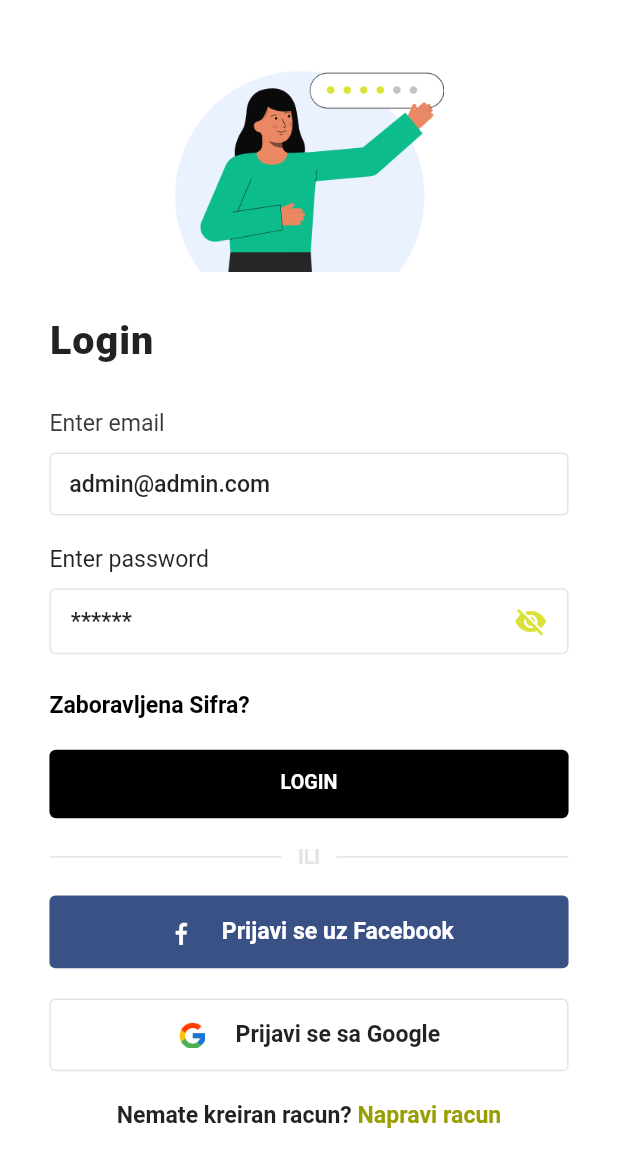
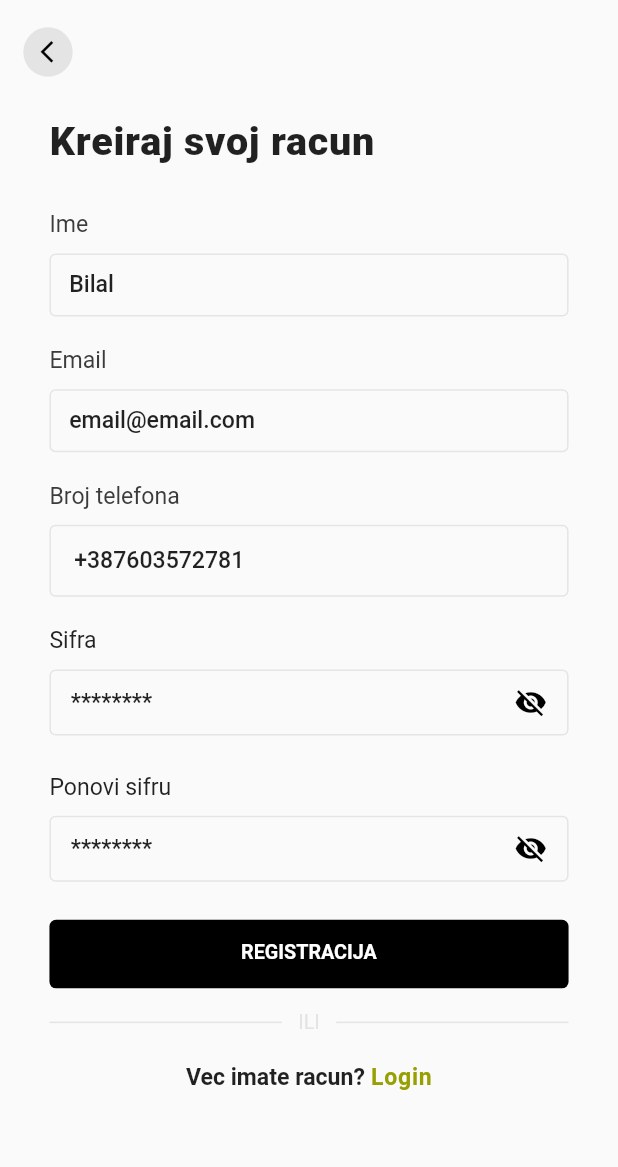
Before and after one commit to bilalhodzic/flutter_app_taxi, a Flutter app: the screen it shows after launch, after a tap on "Napravi racun", on a phone screen of 412 x 824 dp. Shown: the top 1167 px of the screen. Run offline on Flutter 3.47's test engine with Material 2 defaults, Android fonts, the phone set to English and light mode, and no system bars; missing offline and left inert: dart:ffi, jwt_decode; accounts and stored records are empty.

Commit message:
added register and forgot pass screen

```diff
--- a/lib/main.dart
+++ b/lib/main.dart
@@ -28,7 +28,7 @@ class MyApp extends StatelessWidget {
   Widget build(BuildContext context) {
     return MultiProvider(
       providers: [
-        ChangeNotifierProvider(create: (_) => AuthProvider()),
+        ChangeNotifierProvider(create: (_) => AuthProvider.instance),
         ChangeNotifierProvider(create: (_) => UserProvider())
       ],
       child: MaterialApp(
--- a/lib/providers/auth_provider.dart
+++ b/lib/providers/auth_provider.dart
@@ -1,5 +1,6 @@
 import 'dart:convert';
 import 'dart:developer';
+import 'dart:ui';
 
 import 'package:flutter/cupertino.dart';
 import 'package:flutter_app/models/user_model.dart';
@@ -9,30 +10,34 @@ import 'package:http/http.dart';
 import 'package:jwt_decode/jwt_decode.dart';
 
 class AuthProvider extends ChangeNotifier {
+  //singleton
+  static AuthProvider? _instance;
+  static AuthProvider get instance {
+    if (_instance == null) {
+      _instance = AuthProvider._();
+    }
+
+    return _instance!;
+  }
+
+  AuthProvider._() {}
+  AuthProvider._internal();
+
   String? token;
-  String? error;
+  String? loginError;
+  String? registerError;
 
-  setError(err) {
-    error = err;
+  setError(err, String type) {
+    if (type == 'login') {
+      loginError = err;
+    } else if (type == 'register') {
+      registerError = err;
+    }
     notifyListeners();
   }
 
-//**
-//Ovo je funckija */
-  Future<void> login(data) async {
-    try {
-      Response res = await AuthServices.loginService(data);
-      if (res.statusCode == 200) {
-        token = jsonDecode(res.body)['Token'];
-
-        var parsedToken = Jwt.parseJwt(token ?? '');
-        await UserService.getUser(int.parse(parsedToken['UserId']));
-      } else {
-        setError(jsonDecode(res.body)['ERROR'][0]);
-      }
-    } catch (e) {
-      print(e);
-      throw e;
-    }
+  setToken(token) {
+    token = token;
+    notifyListeners();
   }
 }
--- a/lib/screens/login.dart
+++ b/lib/screens/login.dart
@@ -5,7 +5,10 @@ import 'package:flutter/cupertino.dart';
 import 'package:flutter/material.dart';
 import 'package:flutter_app/providers/auth_provider.dart';
 import 'package:flutter_app/providers/user_provider.dart';
+import 'package:flutter_app/screens/forgot_password.dart';
 import 'package:flutter_app/screens/mode_selector.dart';
+import 'package:flutter_app/screens/register.dart';
+import 'package:flutter_app/services/auth_services.dart';
 import 'package:flutter_app/utils/colors.dart';
 import 'package:flutter_app/utils/sizeConfig.dart';
 import 'package:flutter_app/widgets/custom_button.dart';
@@ -25,7 +28,7 @@ class _LoginScreenState extends State<LoginScreen> {
   bool isVisibilty = false;
   bool isPressed = false;
 
-  bool isError = false;
+  String passwordError = '';
   bool terms = false;
 
   GlobalKey<FormState> _formKey = GlobalKey<FormState>();
@@ -38,15 +41,15 @@ class _LoginScreenState extends State<LoginScreen> {
   }
 
   login() async {
-    final authProvider = Provider.of<AuthProvider>(context, listen: false);
     final dataToSend = {
       'userName': emailController.text,
       'password': pwdController.text
     };
     try {
-      await authProvider.login(dataToSend);
+      await AuthServices.loginService(dataToSend);
 
       var userProvider = Provider.of<UserProvider>(context, listen: false);
+      print(userProvider);
       if (userProvider.user != null) {
         Navigator.of(context).pushReplacement(
           MaterialPageRoute(
@@ -100,14 +103,14 @@ class _LoginScreenState extends State<LoginScreen> {
                         RegExp regex = new RegExp(emailPattern.toString());
                         if (value!.isEmpty) {
                           setState(() {
-                            isError = true;
+                            passwordError = 'Polje ne smije biti prazno';
                           });
-                          return 'Field cannot be empty!';
+                          //return 'Field cannot be empty!';
                         } else if ((!regex.hasMatch(value.trim()))) {
                           setState(() {
-                            isError = true;
+                            passwordError = 'Email nije validan';
                           });
-                          return 'Email is not valid!';
+                          // return 'Email is not valid!';
                         } else
                           return null;
                       },
@@ -116,19 +119,19 @@ class _LoginScreenState extends State<LoginScreen> {
                     CustomTextFieldPassword(
                       controller: pwdController,
                       onChanged: (value) {
-                        authProvider.setError(null);
+                        authProvider.setError(null, 'login');
                       },
                       label: 'Enter password',
-                      error: isError,
+                      error: passwordError,
                       validator: (val) {
                         if (val!.trim() == "") {
                           setState(() {
-                            isError = true;
+                            passwordError = 'Polje ne smije biti prazno';
                           });
-                          return 'Field cannot be empty';
+                          //  return 'Field cannot be empty';
                         } else {
                           setState(() {
-                            isError = false;
+                            passwordError = '';
                           });
                           return null;
                         }
@@ -136,20 +139,26 @@ class _LoginScreenState extends State<LoginScreen> {
                     ),
                     sh(20),
                     Consumer<AuthProvider>(builder: (_, notifier, __) {
-                      if (notifier.error != null)
+                      if (notifier.loginError != null) {
                         return Column(
                           children: [
                             Text(
-                              notifier.error!,
+                              notifier.loginError!,
                               style: TextStyle(color: warningColor),
                             ),
                             sh(20)
                           ],
                         );
+                      }
 
-                      return SizedBox();
+                      return const SizedBox();
                     }),
                     InkWell(
+                        onTap: () => {
+                              /// Navigating to the ForgotPasswordScreen.
+                              Navigator.of(context).push(MaterialPageRoute(
+                                  builder: (context) => ForgotPasswordScreen()))
+                            },
                         child: Text('Zaboravljena Sifra?',
                             style: TextStyle(
                                 fontWeight: FontWeight.w700,
@@ -268,11 +277,11 @@ class _LoginScreenState extends State<LoginScreen> {
                       ),
                       InkWell(
                         onTap: () {
-                          // Navigator.of(context).push(
-                          //   MaterialPageRoute(
-                          //     builder: (_) => RegisterScreen(),
-                          //   ),
-                          // );
+                          Navigator.of(context).push(
+                            MaterialPageRoute(
+                              builder: (_) => const RegisterScreen(),
+                            ),
+                          );
                         },
                         child: Text(
                           'Napravi racun',
--- /dev/null
+++ b/lib/screens/register.dart
@@ -0,0 +1,376 @@
+import 'package:flutter/material.dart';
+import 'package:flutter_app/providers/auth_provider.dart';
+import 'package:flutter_app/screens/login.dart';
+import 'package:flutter_app/services/auth_services.dart';
+import 'package:flutter_app/utils/colors.dart';
+import 'package:flutter_app/utils/sizeConfig.dart';
+import 'package:flutter_app/widgets/app_snackBar.dart';
+import 'package:flutter_app/widgets/custom_button.dart';
+import 'package:flutter_app/widgets/custom_text_field.dart';
+
+import 'package:provider/provider.dart';
+
+class RegisterScreen extends StatefulWidget {
+  const RegisterScreen({Key? key}) : super(key: key);
+
+  @override
+  _RegisterScreenState createState() => _RegisterScreenState();
+}
+
+class _RegisterScreenState extends State<RegisterScreen> {
+  final GlobalKey<FormState> _formKey = GlobalKey<FormState>();
+  TextEditingController nameController = TextEditingController();
+  TextEditingController emailController = TextEditingController();
+  TextEditingController phoneController = TextEditingController();
+  TextEditingController pwdController = TextEditingController();
+  TextEditingController confPwdController = TextEditingController();
+
+  bool isPwdVisible = false;
+  bool isConfVisible = false;
+
+  bool isPressed = false;
+
+  String passwordError = '';
+  bool isError1 = false;
+
+  bool isMisMatch = false;
+
+  @override
+  void initState() {
+    emailController.text = 'email@email.com';
+    pwdController.text = 'Sifra123';
+    confPwdController.text = 'Sifra123';
+    phoneController.text = '603572781';
+    nameController.text = 'Bilal';
+    super.initState();
+  }
+
+  register() async {
+    final dataToSend = {
+      'userName': nameController.text,
+      'password': pwdController.text,
+      "email": emailController.text,
+      "firstName": 'string',
+      "lastName": "string",
+      "confirmPassword": confPwdController.text,
+      "userType": 3,
+      "isWeb": false
+    };
+    try {
+      await AuthServices.registerService(dataToSend);
+
+      // var userProvider = Provider.of<UserProvider>(context, listen: false);
+      // if (userProvider.user != null) {
+      //   Navigator.of(context).pushReplacement(
+      //     MaterialPageRoute(
+      //       builder: (_) => ModeSelectorScreen(),
+      //     ),
+      //   );
+      // }
+      // try {
+      //   //await dialogBoxActivationLinkSent(context);
+      //   Navigator.of(context).pushAndRemoveUntil(
+      //       MaterialPageRoute(
+      //         builder: (context) => LoginScreen(
+      //             // fromRoot: true,
+      //             ),
+      //       ),
+      //       (route) => false);
+      // } catch (e) {
+      //   appSnackBar(
+      //     context: context,
+      //     msg: e.toString(),
+      //     isError: true,
+      //   );
+      // } finally {
+      //   if (mounted) {
+      //     setState(() {
+      //       isPressed = false;
+      //     });
+      //   }
+      // }
+    } catch (e) {
+      print(e);
+    } finally {
+      if (mounted) {
+        setState(() {
+          isPressed = false;
+        });
+      }
+    }
+  }
+
+  @override
+  Widget build(BuildContext context) {
+    SizeConfig().init(context);
+    var b = SizeConfig.screenWidth / 375;
+    // ignore: unused_local_variable
+    final auth = Provider.of<AuthProvider>(context);
+
+    return Scaffold(
+      body: SafeArea(
+        child: SingleChildScrollView(
+          physics: ClampingScrollPhysics(),
+          child: Column(
+            crossAxisAlignment: CrossAxisAlignment.start,
+            mainAxisAlignment: MainAxisAlignment.center,
+            children: [
+              sh(10),
+              TextButton(
+                onPressed: () {
+                  Navigator.of(context).pop();
+                },
+                child: Container(
+                  padding: EdgeInsets.only(left: b * 7),
+                  width: b * 30,
+                  height: b * 30,
+                  decoration: BoxDecoration(
+                    shape: BoxShape.circle,
+                    color: Color(0xffc4c4c4).withOpacity(0.4),
+                  ),
+                  child: Icon(
+                    Icons.arrow_back_ios,
+                    size: b * 16,
+                    color: Colors.black,
+                  ),
+                ),
+              ),
+              Padding(
+                padding: EdgeInsets.symmetric(horizontal: b * 30),
+                child: Form(
+                  key: _formKey,
+                  child: Column(
+                    crossAxisAlignment: CrossAxisAlignment.start,
+                    children: [
+                      sh(20),
+                      Text(
+                        'Kreiraj svoj racun',
+                        style: TextStyle(
+                          fontWeight: FontWeight.w900,
+                          fontSize: b * 24,
+                          letterSpacing: 0.5,
+                        ),
+                      ),
+                      sh(30),
+                      CustomTextField(
+                        label: 'Ime',
+                        controller: nameController,
+                        suffix: null,
+                        isVisibilty: null,
+                        validator: (val) {
+                          if (nameController.text.trim() == "")
+                            return 'Polje ne smije biti prazno';
+                          else
+                            return null;
+                        },
+                      ),
+                      sh(20),
+                      CustomTextField(
+                        label: 'Email',
+                        controller: emailController,
+                        suffix: null,
+                        isVisibilty: null,
+                        validator: (value) {
+                          Pattern emailPattern =
+                              r'^(([^<>()[\]\\.,;:\s@\"]+(\.[^<>()[\]\\.,;:\s@\"]+)*)|(\".+\"))@((\[[0-9]{1,3}\.[0-9]{1,3}\.[0-9]{1,3}\.[0-9]{1,3}\])|(([a-zA-Z\-0-9]+\.)+[a-zA-Z]{2,}))$';
+                          RegExp regex = new RegExp(emailPattern.toString());
+                          if (value!.isEmpty) {
+                            return 'Polje ne smije biti prazno';
+                          } else if ((!regex.hasMatch(value.trim()))) {
+                            return 'Email nije ispravan';
+                          } else
+                            return null;
+                        },
+                      ),
+                      sh(20),
+                      CustomTextField(
+                        label: 'Broj telefona',
+                        controller: phoneController,
+                        maxLength: 10,
+                        suffix: Text(
+                          "+387",
+                          style: TextStyle(
+                            fontSize: b * 14,
+                            fontWeight: FontWeight.w500,
+                          ),
+                        ),
+                        isVisibilty: null,
+                        inputType: TextInputType.number,
+                        validator: (val) {
+                          if (phoneController.text.trim() == "")
+                            return 'Polje ne smije biti prazno';
+                          else if (phoneController.text.length != 9)
+                            return "* Enter a valid number";
+                          else
+                            return null;
+                        },
+                      ),
+                      sh(20),
+                      CustomTextFieldPassword(
+                        label: 'Sifra',
+                        controller: pwdController,
+                        // isMisMatch: isMisMatch,
+                        error: passwordError,
+                        validator: (val) {
+                          Pattern passwordPattern =
+                              r'^(?=.*[a-z])(?=.*[A-Z])(?=.*\d)[a-zA-Z\d]{8,}$';
+                          RegExp regex = RegExp(passwordPattern.toString());
+
+                          if (val!.isEmpty) {
+                            // isError = true;
+                            setState(() {
+                              passwordError = 'Polje ne smije biti prazno';
+                            });
+                            //return 'Polje ne smije biti prazno';
+                          } else if (!regex.hasMatch(pwdController.text!)) {
+                            setState(() {
+                              passwordError =
+                                  'Sifra mora biti imati min 8 karaktera, broj i veliko slovo';
+                            });
+                            //return 'Sifra mora biti imati min 8 karaktera, broj i veliko slovo';
+                          } else if (confPwdController.text !=
+                              pwdController.text) {
+                            setState(() {
+                              isMisMatch = true;
+                              passwordError = 'Sifra se ne poklapa';
+                            });
+                            // return 'Sifra se ne poklapa';
+                          } else {
+                            setState(() {
+                              passwordError = '';
+                            });
+                            return null;
+                          }
+                        },
+                      ),
+                      sh(20),
+                      CustomTextFieldPassword(
+                        label: 'Ponovi sifru',
+                        //isMisMatch: isMisMatch,
+                        controller: confPwdController,
+                        // error: isError1,
+                        validator: (val) {
+                          if (confPwdController.text.trim() == "") {
+                            setState(() {
+                              isError1 = true;
+                            });
+                            return 'Polje ne smije biti prazno';
+                          } else if (confPwdController.text !=
+                              pwdController.text) {
+                            setState(() {
+                              isMisMatch = true;
+                              isError1 = true;
+                            });
+                            return 'Sifra se ne poklapa';
+                          } else {
+                            setState(() {
+                              isMisMatch = false;
+                              isError1 = false;
+                            });
+                            return null;
+                          }
+                        },
+                      ),
+                      sh(20),
+                      Consumer<AuthProvider>(builder: (_, notifier, __) {
+                        if (notifier.registerError != null) {
+                          return Column(
+                            children: [
+                              Text(
+                                notifier.registerError!,
+                                style: TextStyle(color: warningColor),
+                              ),
+                              sh(20)
+                            ],
+                          );
+                        }
+
+                        return const SizedBox();
+                      }),
+                      isPressed
+                          ? LoadingButton()
+                          : CustomButton(
+                              label: 'Registracija',
+                              onPressed: () async {
+                                FocusScope.of(context).unfocus();
+                                if (!_formKey.currentState!.validate()) return;
+                                if (pwdController.text.trim().length < 8) {
+                                  appSnackBar(
+                                    context: context,
+                                    msg:
+                                        'Sifra mora imati najmanje 8 karaktera',
+                                    isError: true,
+                                  );
+                                } else {
+                                  isPressed = true;
+                                  setState(() {});
+
+                                  register();
+                                }
+                              },
+                            ),
+                      sh(15),
+                      Row(
+                        children: [
+                          Expanded(
+                            child: Container(
+                              margin: EdgeInsets.only(right: b * 10),
+                              height: 1,
+                              color: Color(0xffe4e4e4),
+                            ),
+                          ),
+                          Text(
+                            'ili'.toUpperCase(),
+                            style: TextStyle(
+                              fontSize: b * 12,
+                              color: Color(0xffe4e4e4),
+                            ),
+                          ),
+                          Expanded(
+                            child: Container(
+                              margin: EdgeInsets.only(left: b * 10),
+                              height: 1,
+                              color: Color(0xffe4e4e4),
+                            ),
+                          ),
+                        ],
+                      ),
+                      sh(20),
+                      Row(
+                        mainAxisAlignment: MainAxisAlignment.center,
+                        children: [
+                          Text(
+                            'Vec imate racun? ',
+                            style: TextStyle(
+                              fontSize: b * 14,
+                              fontWeight: FontWeight.w700,
+                            ),
+                          ),
+                          InkWell(
+                            onTap: () {
+                              Navigator.of(context).pop();
+                            },
+                            child: Text(
+                              'Login',
+                              style: TextStyle(
+                                fontSize: b * 14,
+                                color: secondaryColor,
+                                fontWeight: FontWeight.w700,
+                                letterSpacing: 0.5,
+                              ),
+                            ),
+                          )
+                        ],
+                      ),
+                      sh(30),
+                    ],
+                  ),
+                ),
+              )
+            ],
+          ),
+        ),
+      ),
+    );
+  }
+}
--- a/lib/services/user_service.dart
+++ b/lib/services/user_service.dart
@@ -12,7 +12,7 @@ class UserService {
     if (res.statusCode == 200) {
       var decoded = jsonDecode(res.body);
       UserProvider.setUser(Userinfo.fromJson(decoded));
-      //inspect(Userinfo.fromJson(decoded));
+      inspect(Userinfo.fromJson(decoded));
     }
 
     return res;
--- a/lib/widgets/custom_text_field.dart
+++ b/lib/widgets/custom_text_field.dart
@@ -117,7 +117,7 @@ class CustomTextField extends StatelessWidget {
             border: outlineInputBorder,
             errorBorder: OutlineInputBorder(
               borderSide: BorderSide(
-                color: Colors.black,
+                color: warningColor,
               ),
             ),
             enabledBorder: outlineInputBorder,
@@ -138,7 +138,7 @@ class CustomTextFieldPassword extends StatefulWidget {
       this.vertPad,
       this.hint,
       this.validator,
-      this.error = false,
+      this.error = '',
       this.isMisMatch = false,
       this.onChanged});
 
@@ -149,7 +149,7 @@ class CustomTextFieldPassword extends StatefulWidget {
   final double? spacing;
   final double? vertPad;
   final String? hint;
-  final bool? error;
+  final String? error;
   final String? Function(String?)? validator;
   bool? isMisMatch;
   final Function(String)? onChanged;
@@ -181,7 +181,7 @@ class _AppTextFieldPasswordState extends State<CustomTextFieldPassword> {
           ),
           decoration: BoxDecoration(
             border: Border.all(
-              color: widget.error! ? secondaryColor : borderColor,
+              color: widget.error != '' ? warningColor : borderColor,
             ),
             borderRadius: BorderRadius.circular(4),
           ),
@@ -214,10 +214,8 @@ class _AppTextFieldPasswordState extends State<CustomTextFieldPassword> {
                       color: Colors.black.withOpacity(0.8),
                       letterSpacing: widget.spacing ?? 0,
                     ),
-                    errorStyle: TextStyle(
-                      fontSize: 0,
-                      height: 0,
-                    ),
+                    errorStyle:
+                        TextStyle(fontSize: 0, height: 0, color: warningColor),
                     contentPadding: EdgeInsets.symmetric(vertical: 12),
                     focusedBorder: InputBorder.none,
                     focusedErrorBorder: InputBorder.none,
@@ -237,29 +235,29 @@ class _AppTextFieldPasswordState extends State<CustomTextFieldPassword> {
                 child: Icon(
                   isVisibilty ? Icons.visibility : Icons.visibility_off,
                   size: 22,
-                  color: primaryColor,
+                  color: Colors.black,
                 ),
               ),
             ],
           ),
         ),
         sh(5),
-        widget.error!
+        widget.error != ''
             ? widget.isMisMatch!
                 ? Text(
-                    "     " + "* Passwords don't match",
+                    widget.error!,
                     style: TextStyle(
                       fontSize: b * 10,
                       fontWeight: FontWeight.w400,
-                      color: secondaryColor,
+                      color: warningColor,
                     ),
                   )
                 : Text(
-                    "     " + 'Field cannot be empty!',
+                    widget.error!,
                     style: TextStyle(
                       fontSize: b * 10,
                       fontWeight: FontWeight.w400,
-                      color: secondaryColor,
+                      color: warningColor,
                     ),
                   )
             : sh(0),
--- a/pubspec.yaml
+++ b/pubspec.yaml
@@ -36,6 +36,7 @@ dependencies:
   http: ^0.13.4
   provider: ^6.0.3
   jwt_decode: ^0.3.1
+  singleton: ^0.0.2
 
 dev_dependencies:
   flutter_test:
```
Also changed, not shown: lib/screens/forgot_password.dart (added, +126 -0 lines), lib/services/auth_services.dart (+42 -1 lines), lib/widgets/app_snackBar.dart (added, +21 -0 lines), assets/images/forgot_illus_2.png (added).
